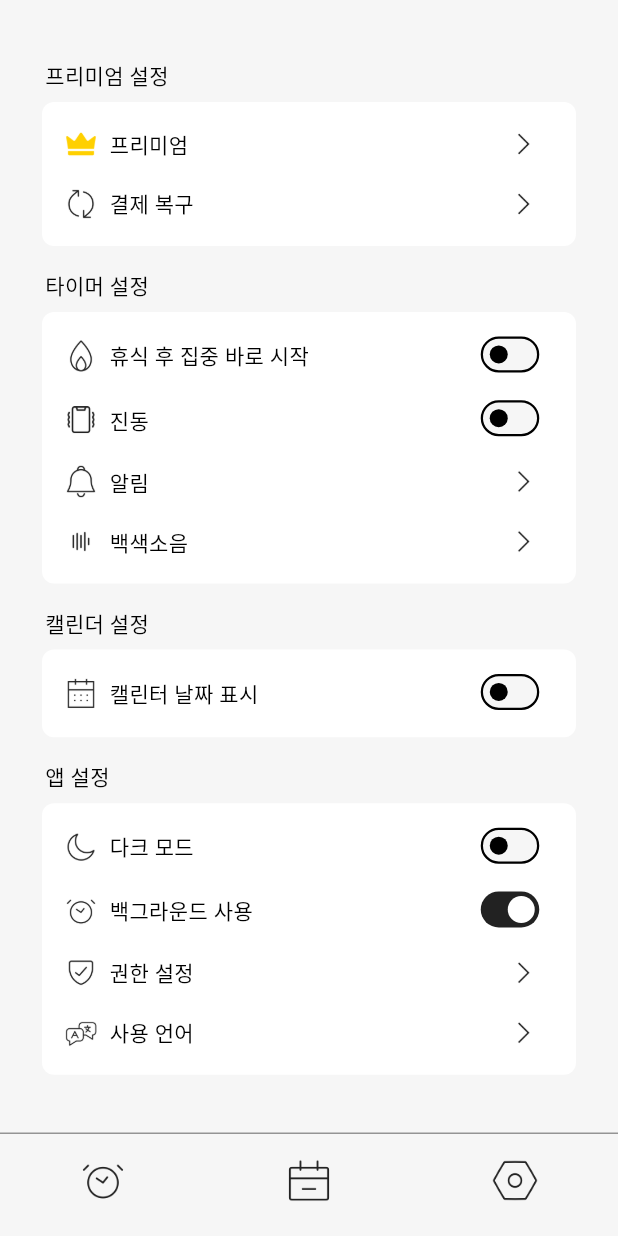
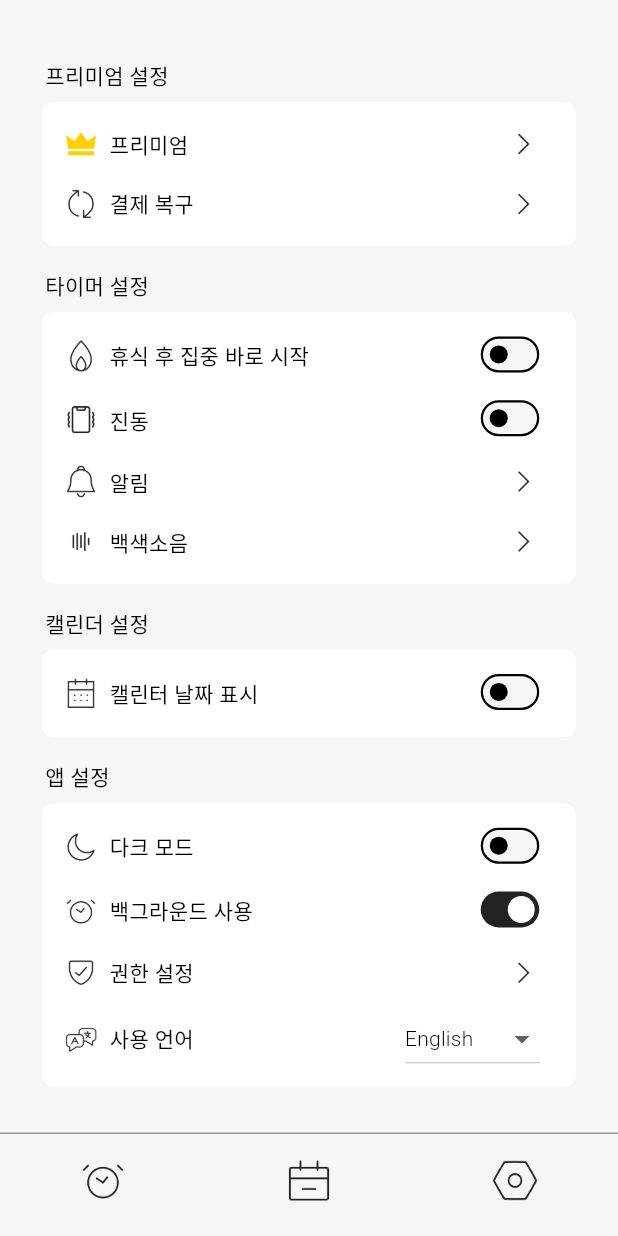
Before and after one commit to kmwh/pomoslime, a Flutter app: the screen it shows after launch, item 3 of the bottom bar chosen, on a phone screen of 412 x 824 dp. Run offline on Flutter 3.47's test engine with Material 3 defaults, Android fonts, the phone set to English and light mode, and no system bars; our stand-ins replace flutter_heatmap_calendar, hive, hive_flutter, lottie; accounts and stored records are empty.

Commit message:
DESIGN: 번역 드롭다운 메뉴 버튼 추가

```diff
--- a/lib/main.dart
+++ b/lib/main.dart
@@ -20,9 +20,9 @@ void main() async {
   Hive.registerAdapter(UserDataModelAdapter());
   Hive.registerAdapter(CalenderDataModelAdapter());
 
-  final userDataBox = await Hive.openBox<UserDataModel>("userData26");
+  final userDataBox = await Hive.openBox<UserDataModel>("userData27");
   final calenderDataBox =
-      await Hive.openBox<CalenderDataModel>("calenderData26");
+      await Hive.openBox<CalenderDataModel>("calenderData27");
 
   // 초기 설정 적용
   final userData = await initializeUserData(userDataBox);
@@ -71,7 +71,7 @@ Future<UserDataModel> initializeUserData(Box<UserDataModel> box) async {
       whiteNoiseIndex: 0,
       darkMode: false,
       backgroundUsage: true,
-      language: 0,
+      language: "English",
       focusImmediately: false,
       toDoList: [
         {
--- a/lib/model/user_data_model.dart
+++ b/lib/model/user_data_model.dart
@@ -23,7 +23,7 @@ class UserDataModel extends HiveObject {
   bool backgroundUsage;
 
   @HiveField(6)
-  int language; // 0: eng, 1: kor
+  String language;
 
   @HiveField(7)
   bool focusImmediately;
--- a/lib/provider/language_provider.dart
+++ b/lib/provider/language_provider.dart
@@ -6,9 +6,9 @@ class LanguageProvider with ChangeNotifier {
 
   LanguageProvider(this._userData);
 
-  int get language => _userData.language;
+  String get language => _userData.language;
 
-  void selectLanguage(int language) {
+  void selectLanguage(String language) {
     _userData.language = language;
     _userData.save();
 
--- a/lib/screens/setting_screen.dart
+++ b/lib/screens/setting_screen.dart
@@ -117,11 +117,7 @@ class SettingScreen extends StatelessWidget {
                   text: "권한 설정",
                   func: () {},
                 ),
-                SettingItemPopup(
-                  icon: "assets/images/language.png",
-                  text: "사용 언어",
-                  func: () => showLanguageDialog(context),
-                ),
+                const LanguageMenu(),
               ],
             ),
             SettingMenu(
--- a/lib/widgets/setting/language_menu.dart
+++ b/lib/widgets/setting/language_menu.dart
@@ -1,39 +1,71 @@
 import 'package:flutter/material.dart';
+import 'package:pomoslime/provider/language_provider.dart';
+import 'package:provider/provider.dart';
 
 class LanguageMenu extends StatelessWidget {
   const LanguageMenu({super.key});
 
   @override
   Widget build(BuildContext context) {
-    List<bool> selected = [];
+    List<String> languageItems = [
+      "English",
+      "한국어",
+    ];
 
-    return Padding(
-      padding: const EdgeInsets.all(16.0),
-      child: Row(
-        mainAxisAlignment: MainAxisAlignment.spaceEvenly,
-        children: [
-          ToggleButtons(
-            borderRadius: BorderRadius.circular(8.0),
-            borderWidth: 2,
-            selectedBorderColor: Colors.blue,
-            selectedColor: Colors.white,
-            fillColor: Colors.blue,
-            color: Colors.black,
-            isSelected: selected,
-            onPressed: (int index) {},
-            children: const [
-              Padding(
-                padding: EdgeInsets.symmetric(horizontal: 24, vertical: 12),
-                child: Text('English'),
+    return Row(
+      mainAxisAlignment: MainAxisAlignment.spaceBetween,
+      children: [
+        Row(
+          children: [
+            Padding(
+              padding: const EdgeInsets.only(right: 7),
+              child: Image.asset(
+                "assets/images/language.png",
+                height: 24,
+                color: Theme.of(context).colorScheme.primary,
               ),
-              Padding(
-                padding: EdgeInsets.symmetric(horizontal: 24, vertical: 12),
-                child: Text('한국어'),
+            ),
+            const Text(
+              "사용 언어",
+              style: TextStyle(
+                fontSize: 14,
+                fontWeight: FontWeight.w400,
               ),
-            ],
+            ),
+          ],
+        ),
+        Container(
+          padding: const EdgeInsets.only(right: 10),
+          width: 100,
+          child: Consumer<LanguageProvider>(
+            builder: (context, provider, child) {
+              return DropdownButton<String>(
+                value: provider.language,
+                onChanged: (String? newValue) {
+                  if (newValue != null) {
+                    provider.selectLanguage(newValue);
+                  }
+                },
+                items: languageItems.map<DropdownMenuItem<String>>(
+                  (String value) {
+                    return DropdownMenuItem<String>(
+                      value: value,
+                      child: Text(
+                        value,
+                        style: const TextStyle(
+                          fontSize: 14,
+                          fontWeight: FontWeight.w300,
+                        ),
+                      ),
+                    );
+                  },
+                ).toList(),
+                isExpanded: true,
+              );
+            },
           ),
-        ],
-      ),
+        )
+      ],
     );
   }
 }
```
Also changed, not shown: lib/model/user_data_model.g.dart.
